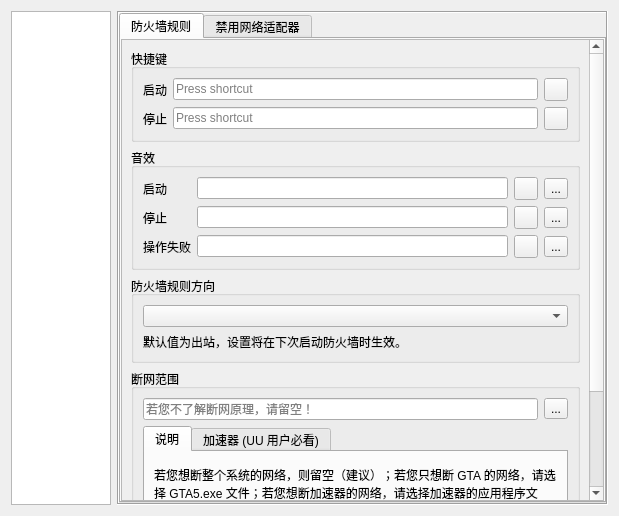
This is EliteSpeedrunTool/SettingDialog.ui in GTA5Oracle/EliteSpeedrunTool as Qt 5 draws it before an edit. The edited form follows.
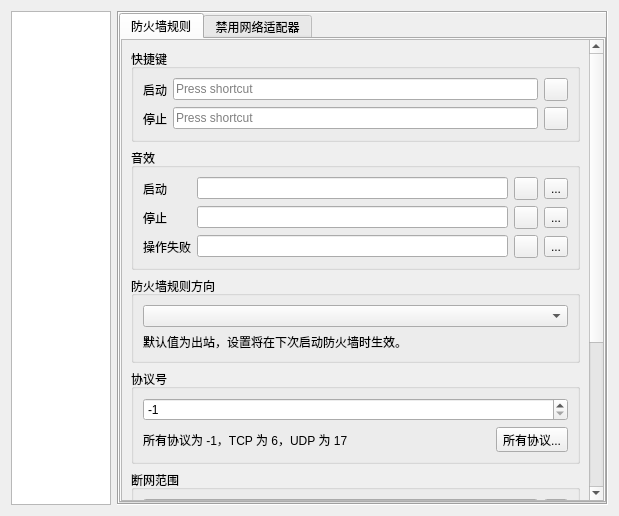
This is the edited form. The open tabs and pages were chosen to show the change. Icons and pictures are not drawn.

Commit message: [feature|optimize] Support configuring the protocol number of the firewall rule; optimize FirewallUtil code

What changed in the file:
```diff
--- a/EliteSpeedrunTool/SettingDialog.ui
+++ b/EliteSpeedrunTool/SettingDialog.ui
@@ -1140,8 +1140,8 @@
                <rect>
                 <x>0</x>
                 <y>0</y>
-                <width>149</width>
-                <height>585</height>
+                <width>515</width>
+                <height>547</height>
                </rect>
               </property>
               <layout class="QVBoxLayout" name="verticalLayout_14">
@@ -1296,6 +1296,53 @@
                  </layout>
                 </widget>
                </item>
+               <item>
+                <widget class="QGroupBox" name="groupBox_24">
+                 <property name="title">
+                  <string>协议号</string>
+                 </property>
+                 <layout class="QVBoxLayout" name="verticalLayout_47">
+                  <item>
+                   <widget class="QSpinBox" name="sbFirewallProtocol">
+                    <property name="minimum">
+                     <number>-1</number>
+                    </property>
+                    <property name="maximum">
+                     <number>255</number>
+                    </property>
+                    <property name="value">
+                     <number>-1</number>
+                    </property>
+                   </widget>
+                  </item>
+                  <item>
+                   <layout class="QHBoxLayout" name="horizontalLayout_11">
+                    <item>
+                     <widget class="QLabel" name="label_58">
+                      <property name="text">
+                       <string>所有协议为 -1，TCP 为 6，UDP 为 17</string>
+                      </property>
+                     </widget>
+                    </item>
+                    <item>
+                     <widget class="QToolButton" name="tbFirewallProtocolWiki">
+                      <property name="text">
+                       <string>所有协议...</string>
+                      </property>
+                      <property name="icon">
+                       <iconset resource="resource.qrc">
+                        <normaloff>:/image/ic_question.ico</normaloff>:/image/ic_question.ico</iconset>
+                      </property>
+                      <property name="toolButtonStyle">
+                       <enum>Qt::ToolButtonStyle::ToolButtonTextBesideIcon</enum>
+                      </property>
+                     </widget>
+                    </item>
+                   </layout>
+                  </item>
+                 </layout>
+                </widget>
+               </item>
                <item>
                 <widget class="QGroupBox" name="groupBox_7">
                  <property name="title">
```
Left out of the diff: 14 changed lines with no effect on the pictures. The commit also changes 13 other files.
